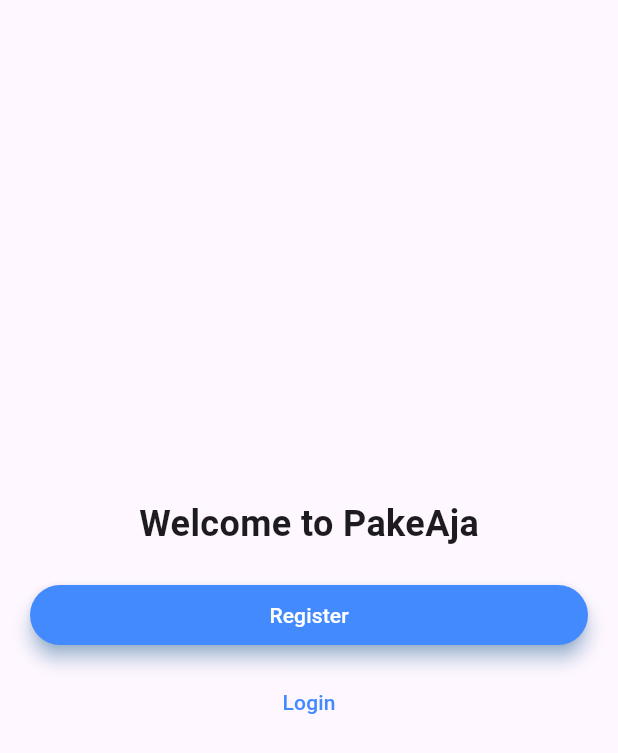
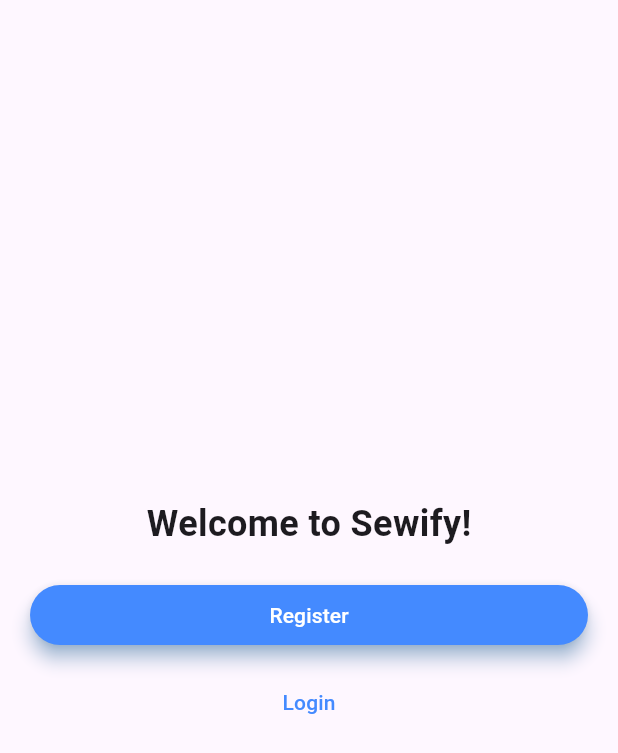
Before and after one commit to ardhikakrsh/Sewify, a Flutter app: the screen it shows after launch, on a phone screen of 412 x 824 dp. Shown: the top 753 px of the screen. Run offline on Flutter 3.47's test engine with Material 3 defaults, Android fonts, the phone set to English and light mode, and no system bars; our stand-ins replace cloud_firestore, curved_navigation_bar, firebase_auth, firebase_core, flutter_slidable, page_transition; accounts and stored records are empty; generated files the repository leaves out were written again.

Commit message:
chore: updated project references and rename project to Sewify

```diff
--- a/lib/components/my_drawer.dart
+++ b/lib/components/my_drawer.dart
@@ -1,10 +1,10 @@
 import 'package:flutter/material.dart';
 import 'package:page_transition/page_transition.dart';
-import 'package:pakeaja/service/auth/auth_service.dart';
-import 'package:pakeaja/service/auth/welcome_page.dart';
-import 'package:pakeaja/view/pages/cart_page.dart';
-import 'package:pakeaja/view/pages/history_page.dart';
-import 'package:pakeaja/view/pages/settings_page.dart';
+import 'package:sewify/service/auth/auth_service.dart';
+import 'package:sewify/service/auth/welcome_page.dart';
+import 'package:sewify/view/pages/cart_page.dart';
+import 'package:sewify/view/pages/history_page.dart';
+import 'package:sewify/view/pages/settings_page.dart';
 
 class MyDrawer extends StatelessWidget {
   const MyDrawer({super.key});
@@ -30,7 +30,7 @@
                 'Mikhael Abi Saputra',
                 style: TextStyle(fontWeight: FontWeight.bold, fontSize: 20),
               ),
-              accountEmail: Text('PakeAja@gmail.com'),
+              accountEmail: Text('sewify@gmail.com'),
             ),
 
             // My Cart
@@ -104,7 +104,7 @@
                 Padding(
                   padding: EdgeInsets.all(20),
                   child: Text(
-                    '© 2025 PakeAja. By Ardhika.',
+                    '© 2025 sewify. By Ardhika.',
                     style: TextStyle(color: Colors.grey),
                   ),
                 ),
--- a/lib/main.dart
+++ b/lib/main.dart
@@ -1,7 +1,7 @@
 import 'package:firebase_core/firebase_core.dart';
 import 'package:flutter/material.dart';
-import 'package:pakeaja/firebase_options.dart';
-import 'package:pakeaja/service/auth/auth_gate.dart';
+import 'package:sewify/firebase_options.dart';
+import 'package:sewify/service/auth/auth_gate.dart';
 
 void main() async {
   WidgetsFlutterBinding.ensureInitialized();
--- a/lib/service/auth/auth_gate.dart
+++ b/lib/service/auth/auth_gate.dart
@@ -1,7 +1,7 @@
 import 'package:firebase_auth/firebase_auth.dart';
 import 'package:flutter/material.dart';
-import 'package:pakeaja/service/auth/welcome_page.dart';
-import 'package:pakeaja/view/widget_tree.dart';
+import 'package:sewify/service/auth/welcome_page.dart';
+import 'package:sewify/view/widget_tree.dart';
 
 class AuthGate extends StatelessWidget {
   const AuthGate({super.key});
--- a/lib/service/auth/welcome_page.dart
+++ b/lib/service/auth/welcome_page.dart
@@ -1,7 +1,7 @@
 import 'package:flutter/material.dart';
 import 'package:page_transition/page_transition.dart';
-import 'package:pakeaja/view/pages/login_page.dart';
-import 'package:pakeaja/view/pages/register_page.dart';
+import 'package:sewify/view/pages/login_page.dart';
+import 'package:sewify/view/pages/register_page.dart';
 
 class WelcomePage extends StatelessWidget {
   const WelcomePage({super.key});
@@ -21,7 +21,7 @@
                   children: [
                     const Center(
                       child: Text(
-                        'Welcome to PakeAja',
+                        'Welcome to Sewify!',
                         style: TextStyle(
                           fontSize: 24,
                           fontWeight: FontWeight.bold,
--- a/lib/view/pages/login_page.dart
+++ b/lib/view/pages/login_page.dart
@@ -1,9 +1,9 @@
 import 'package:flutter/material.dart';
-import 'package:pakeaja/components/my_hero.dart';
-import 'package:pakeaja/helper/diplay_message.dart';
-import 'package:pakeaja/service/auth/auth_service.dart';
-import 'package:pakeaja/view/pages/register_page.dart';
-import 'package:pakeaja/view/widget_tree.dart';
+import 'package:sewify/components/my_hero.dart';
+import 'package:sewify/helper/diplay_message.dart';
+import 'package:sewify/service/auth/auth_service.dart';
+import 'package:sewify/view/pages/register_page.dart';
+import 'package:sewify/view/widget_tree.dart';
 
 class LoginPage extends StatefulWidget {
   const LoginPage({super.key});
@@ -133,7 +133,7 @@
             const Padding(
               padding: EdgeInsets.all(20),
               child: Text(
-                '© 2025 PakeAja. All rights reserved.',
+                '© 2025 sewify. All rights reserved.',
                 style: TextStyle(color: Colors.grey),
               ),
             )
--- a/lib/view/pages/register_page.dart
+++ b/lib/view/pages/register_page.dart
@@ -1,8 +1,8 @@
 import 'package:flutter/material.dart';
-import 'package:pakeaja/components/my_hero.dart';
-import 'package:pakeaja/helper/diplay_message.dart';
-import 'package:pakeaja/service/auth/auth_service.dart';
-import 'package:pakeaja/view/pages/login_page.dart';
+import 'package:sewify/components/my_hero.dart';
+import 'package:sewify/helper/diplay_message.dart';
+import 'package:sewify/service/auth/auth_service.dart';
+import 'package:sewify/view/pages/login_page.dart';
 
 class RegisterPage extends StatefulWidget {
   const RegisterPage({super.key});
@@ -165,7 +165,7 @@
             const Padding(
               padding: EdgeInsets.all(20),
               child: Text(
-                '© 2025 PakeAja. All rights reserved.',
+                '© 2025 sewify. All rights reserved.',
                 style: TextStyle(color: Colors.grey),
               ),
             ),
--- a/lib/view/widget_tree.dart
+++ b/lib/view/widget_tree.dart
@@ -1,12 +1,12 @@
 import 'package:flutter/material.dart';
 import 'package:page_transition/page_transition.dart';
-import 'package:pakeaja/components/my_drawer.dart';
-import 'package:pakeaja/data/notifiers.dart';
-import 'package:pakeaja/view/pages/cart_page.dart';
-import 'package:pakeaja/view/pages/collection_page.dart';
-import 'package:pakeaja/view/pages/home_page.dart';
-import 'package:pakeaja/view/pages/profile_page.dart';
-import 'package:pakeaja/view/widgets/navbar_widget.dart';
+import 'package:sewify/components/my_drawer.dart';
+import 'package:sewify/data/notifiers.dart';
+import 'package:sewify/view/pages/cart_page.dart';
+import 'package:sewify/view/pages/collection_page.dart';
+import 'package:sewify/view/pages/home_page.dart';
+import 'package:sewify/view/pages/profile_page.dart';
+import 'package:sewify/view/widgets/navbar_widget.dart';
 
 List<Widget> pages = [
   const HomePage(),
@@ -21,7 +21,7 @@
   Widget build(BuildContext context) {
     return Scaffold(
       appBar: AppBar(
-        title: const Text('PakeAja'),
+        title: const Text('Sewify'),
         centerTitle: true,
         actions: [
           IconButton(
--- a/lib/view/widgets/navbar_widget.dart
+++ b/lib/view/widgets/navbar_widget.dart
@@ -1,6 +1,6 @@
 import 'package:curved_navigation_bar/curved_navigation_bar.dart';
 import 'package:flutter/material.dart';
-import 'package:pakeaja/data/notifiers.dart';
+import 'package:sewify/data/notifiers.dart';
 
 class NavbarWidget extends StatefulWidget {
   const NavbarWidget({super.key});
--- a/pubspec.yaml
+++ b/pubspec.yaml
@@ -1,4 +1,4 @@
-name: pakeaja
+name: sewify
 description: "A new Flutter project."
 # The following line prevents the package from being accidentally published to
 # pub.dev using `flutter pub publish`. This is preferred for private packages.
```
Also changed, not shown: lib/components/my_list.dart (+9 -7 lines), lib/view/pages/collection_page.dart (+31 -10 lines), firebase.json, 17 other files.
